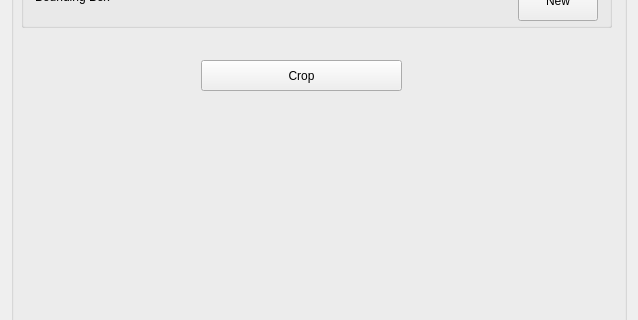
The window that Plugins/org.mitk.lancet.ImageCropperNew/src/internal/ImageCropperNewControls.ui (zhaomengxiao/LancetMITK-Adition) describes before a commit, drawn with Qt 5; both pictures show x 0 to 638 and y 121 to 441 of the 638 by 740 pixel window.
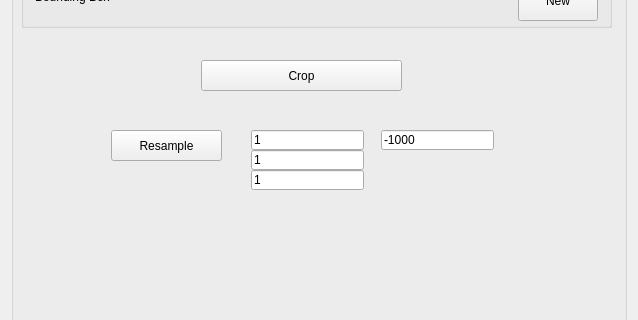
The same window after the commit. Custom widgets are drawn as their Qt base class.

Commit message: mitkImage harden (resample)

```diff
--- a/Plugins/org.mitk.lancet.ImageCropperNew/src/internal/ImageCropperNewControls.ui
+++ b/Plugins/org.mitk.lancet.ImageCropperNew/src/internal/ImageCropperNewControls.ui
@@ -123,6 +123,71 @@
        <string>Crop</string>
       </property>
      </widget>
+     <widget class="QPushButton" name="pushButton_resample">
+      <property name="geometry">
+       <rect>
+        <x>100</x>
+        <y>240</y>
+        <width>111</width>
+        <height>31</height>
+       </rect>
+      </property>
+      <property name="text">
+       <string>Resample</string>
+      </property>
+     </widget>
+     <widget class="QLineEdit" name="lineEdit_x_step">
+      <property name="geometry">
+       <rect>
+        <x>240</x>
+        <y>240</y>
+        <width>113</width>
+        <height>20</height>
+       </rect>
+      </property>
+      <property name="text">
+       <string>1</string>
+      </property>
+     </widget>
+     <widget class="QLineEdit" name="lineEdit_y_step">
+      <property name="geometry">
+       <rect>
+        <x>240</x>
+        <y>260</y>
+        <width>113</width>
+        <height>20</height>
+       </rect>
+      </property>
+      <property name="text">
+       <string>1</string>
+      </property>
+     </widget>
+     <widget class="QLineEdit" name="lineEdit_z_step">
+      <property name="geometry">
+       <rect>
+        <x>240</x>
+        <y>280</y>
+        <width>113</width>
+        <height>20</height>
+       </rect>
+      </property>
+      <property name="text">
+       <string>1</string>
+      </property>
+     </widget>
+     <widget class="QLineEdit" name="lineEdit_fringeValue">
+      <property name="geometry">
+       <rect>
+        <x>370</x>
+        <y>240</y>
+        <width>113</width>
+        <height>20</height>
+       </rect>
+      </property>
+      <property name="text">
+       <string>-1000</string>
+      </property>
+     </widget>
     </widget>
    </item>
   </layout>
```
The commit also changes 2 other files.
